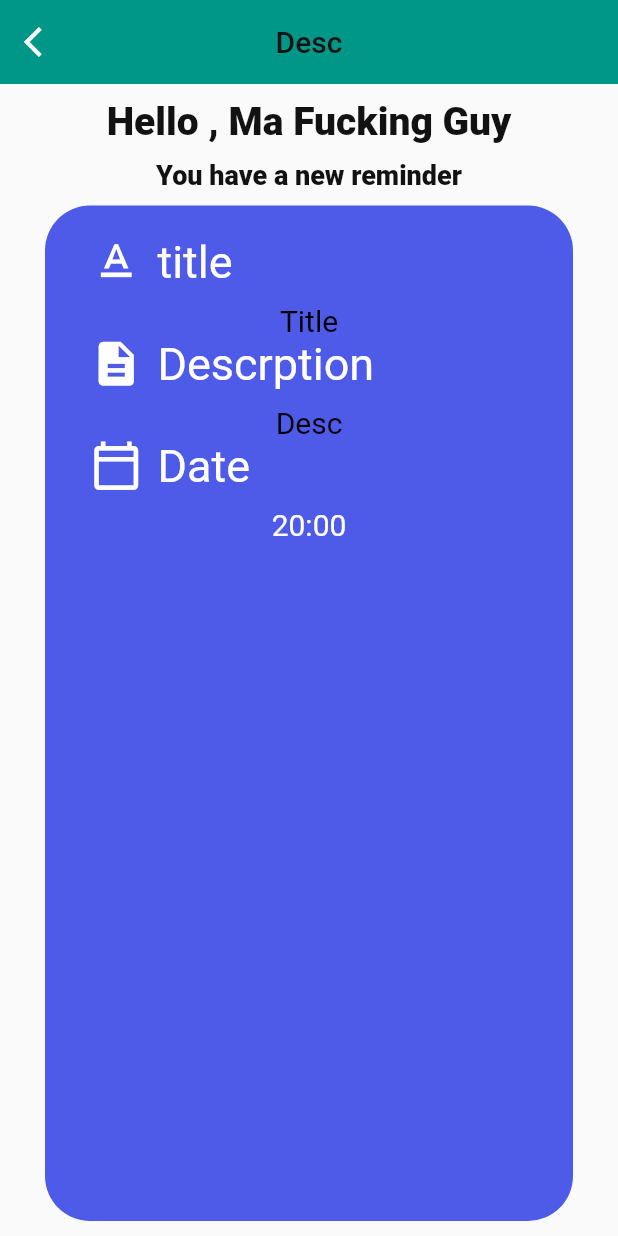
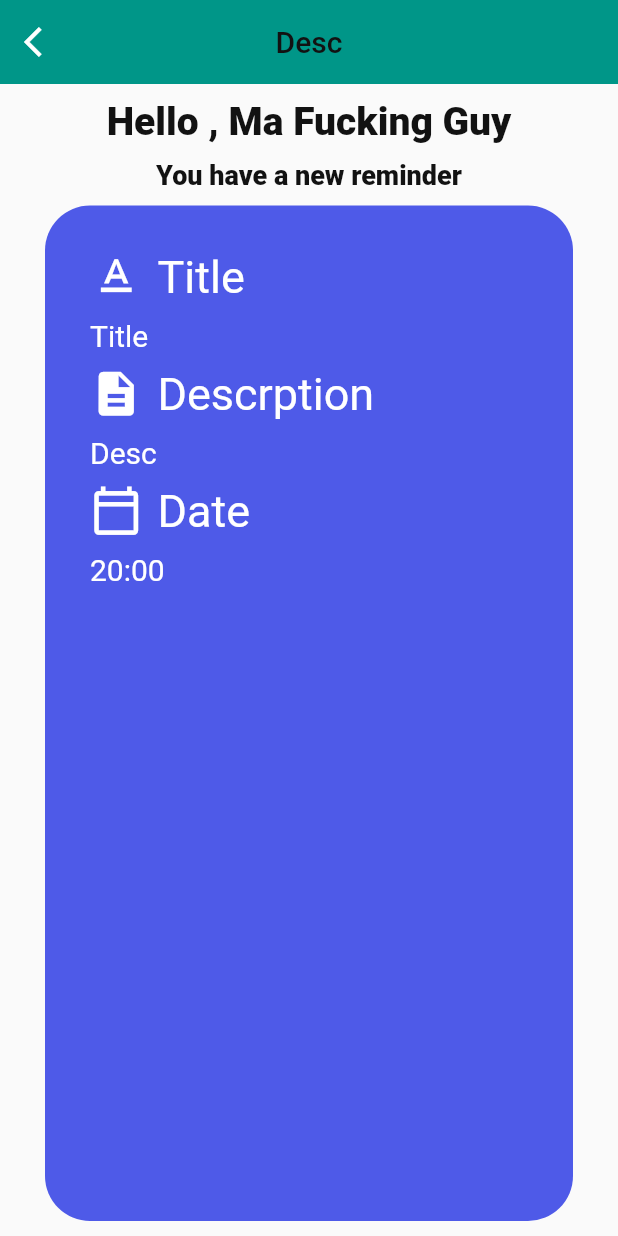
Before and after one commit to HowkMii/Todo-Mii, a Flutter app: the screen it shows after launch, on a phone screen of 412 x 824 dp. Run offline on Flutter 3.47's test engine with Material 2 defaults, Android fonts, the phone set to English and light mode, and no system bars; our stand-ins replace get.

Commit message:
notification screen 2

```diff
--- a/lib/ui/pages/notification_screen.dart
+++ b/lib/ui/pages/notification_screen.dart
@@ -47,21 +47,22 @@ class _NotificationScreenState extends State<NotificationScreen> {
             const SizedBox(height: 10,),
             Expanded(
               child: Container(
-                padding: const EdgeInsets.only(left: 30,right: 30),
-                margin: const EdgeInsets.only(left: 30,right: 30),
+                padding: const EdgeInsets.symmetric(horizontal: 30,vertical:10 ),
+                margin: const EdgeInsets.symmetric(horizontal: 30),
                 decoration: BoxDecoration(
                   borderRadius: BorderRadius.circular(30),
                   color:primaryClr,
                 ),
                 child: SingleChildScrollView(
                   child:Column(
+                    crossAxisAlignment: CrossAxisAlignment.start,
                     children: [
                       const SizedBox(height: 20,),
                       Row(
                         children: const [
                           Icon(Icons.text_format, size: 35,color: Colors.white,),
                           SizedBox(width: 10,),
-                          Text('title',
+                          Text('Title',
                            // _payload.toString().split('|')[1],
                             style:TextStyle(color:Colors.white,fontSize: 30)
                           ),
@@ -69,7 +70,8 @@ class _NotificationScreenState extends State<NotificationScreen> {
                         ],
                       ),
                       const SizedBox(height: 10,),
-                      Text(_payload.toString().split('|')[0],style:TextStyle(color:Colors.black ,fontSize: 20)),
+                      Text(_payload.toString().split('|')[0],style:const TextStyle(color:Colors.white ,fontSize: 20)),
+                      const SizedBox(height: 10,),
                       Row(
                         children: const [
                           Icon(Icons.description, size: 35,color: Colors.white,),
@@ -82,7 +84,8 @@ class _NotificationScreenState extends State<NotificationScreen> {
                         ],
                       ),
                       const SizedBox(height: 10,),
-                      Text(_payload.toString().split('|')[1],style:const TextStyle(color:Colors.black ,fontSize: 20),textAlign: TextAlign.justify,),
+                      Text(_payload.toString().split('|')[1],style:const TextStyle(color:Colors.white ,fontSize: 20),textAlign: TextAlign.justify,),
+                      const SizedBox(height: 10,),
                       Row(
                         children: const [
                           Icon(Icons.calendar_today_outlined, size: 35,color: Colors.white,),
```
